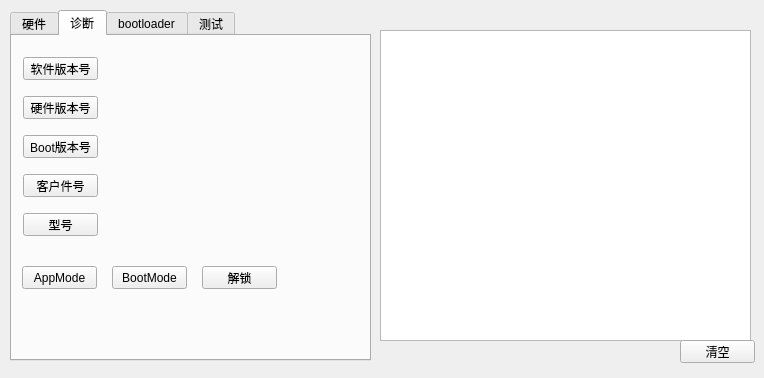
Qt form PLinBootloader.ui (sunbeam0529/PLinBootloader) before a commit.
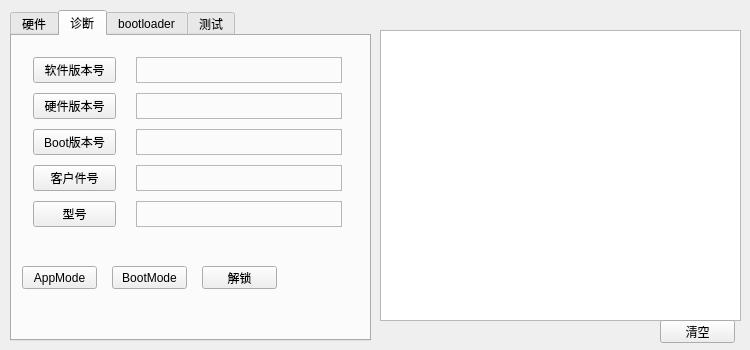
The same form after that commit. The open tabs and pages were chosen to show the change. Icons and pictures are not drawn.

The edit to the form file:
```diff
--- a/PLinBootloader.ui
+++ b/PLinBootloader.ui
@@ -6,10 +6,28 @@
    <rect>
     <x>0</x>
     <y>0</y>
-    <width>764</width>
-    <height>378</height>
+    <width>750</width>
+    <height>350</height>
    </rect>
   </property>
+  <property name="sizePolicy">
+   <sizepolicy hsizetype="Fixed" vsizetype="Fixed">
+    <horstretch>0</horstretch>
+    <verstretch>0</verstretch>
+   </sizepolicy>
+  </property>
+  <property name="minimumSize">
+   <size>
+    <width>750</width>
+    <height>350</height>
+   </size>
+  </property>
+  <property name="maximumSize">
+   <size>
+    <width>750</width>
+    <height>350</height>
+   </size>
+  </property>
   <property name="windowTitle">
    <string>PLinBootloader</string>
   </property>
@@ -27,7 +45,7 @@
       <x>10</x>
       <y>10</y>
       <width>361</width>
-      <height>351</height>
+      <height>331</height>
      </rect>
     </property>
     <property name="currentIndex">
@@ -162,209 +180,6 @@
      <attribute name="title">
       <string>诊断</string>
      </attribute>
-     <widget class="QPushButton" name="btnDID_ReadSW">
-      <property name="geometry">
-       <rect>
-        <x>11</x>
-        <y>21</y>
-        <width>75</width>
-        <height>23</height>
-       </rect>
-      </property>
-      <property name="text">
-       <string>软件版本号</string>
-      </property>
-     </widget>
-     <widget class="QPushButton" name="btnDID_ReadHW">
-      <property name="geometry">
-       <rect>
-        <x>11</x>
-        <y>60</y>
-        <width>75</width>
-        <height>23</height>
-       </rect>
-      </property>
-      <property name="text">
-       <string>硬件版本号</string>
-      </property>
-     </widget>
-     <widget class="QPushButton" name="btnDID_ReadModel">
-      <property name="geometry">
-       <rect>
-        <x>11</x>
-        <y>177</y>
-        <width>75</width>
-        <height>23</height>
-       </rect>
-      </property>
-      <property name="text">
-       <string>型号</string>
-      </property>
-     </widget>
-     <widget class="QPushButton" name="btnDID_ReadPartnum">
-      <property name="geometry">
-       <rect>
-        <x>11</x>
-        <y>138</y>
-        <width>75</width>
-        <height>23</height>
-       </rect>
-      </property>
-      <property name="text">
-       <string>客户件号</string>
-      </property>
-     </widget>
-     <widget class="QLabel" name="lbl_DIDSW">
-      <property name="geometry">
-       <rect>
-        <x>92</x>
-        <y>21</y>
-        <width>171</width>
-        <height>21</height>
-       </rect>
-      </property>
-      <property name="sizePolicy">
-       <sizepolicy hsizetype="Preferred" vsizetype="Preferred">
-        <horstretch>0</horstretch>
-        <verstretch>0</verstretch>
-       </sizepolicy>
-      </property>
-      <property name="font">
-       <font>
-        <family>微软雅黑</family>
-        <pointsize>12</pointsize>
-        <weight>50</weight>
-        <bold>false</bold>
-       </font>
-      </property>
-      <property name="styleSheet">
-       <string notr="true">border-color: rgb(111, 111, 111);</string>
-      </property>
-      <property name="text">
-       <string/>
-      </property>
-     </widget>
-     <widget class="QLabel" name="lbl_DIDHW">
-      <property name="geometry">
-       <rect>
-        <x>92</x>
-        <y>60</y>
-        <width>171</width>
-        <height>21</height>
-       </rect>
-      </property>
-      <property name="sizePolicy">
-       <sizepolicy hsizetype="Preferred" vsizetype="Preferred">
-        <horstretch>0</horstretch>
-        <verstretch>0</verstretch>
-       </sizepolicy>
-      </property>
-      <property name="font">
-       <font>
-        <family>微软雅黑</family>
-        <pointsize>12</pointsize>
-        <weight>50</weight>
-        <bold>false</bold>
-       </font>
-      </property>
-      <property name="text">
-       <string/>
-      </property>
-     </widget>
-     <widget class="QLabel" name="lbl_DIDMODEL">
-      <property name="geometry">
-       <rect>
-        <x>92</x>
-        <y>177</y>
-        <width>171</width>
-        <height>21</height>
-       </rect>
-      </property>
-      <property name="sizePolicy">
-       <sizepolicy hsizetype="Preferred" vsizetype="Preferred">
-        <horstretch>0</horstretch>
-        <verstretch>0</verstretch>
-       </sizepolicy>
-      </property>
-      <property name="font">
-       <font>
-        <family>微软雅黑</family>
-        <pointsize>12</pointsize>
-        <weight>50</weight>
-        <bold>false</bold>
-       </font>
-      </property>
-      <property name="text">
-       <string/>
-      </property>
-     </widget>
-     <widget class="QLabel" name="lbl_DIDPART">
-      <property name="geometry">
-       <rect>
-        <x>92</x>
-        <y>138</y>
-        <width>171</width>
-        <height>21</height>
-       </rect>
-      </property>
-      <property name="sizePolicy">
-       <sizepolicy hsizetype="Preferred" vsizetype="Preferred">
-        <horstretch>0</horstretch>
-        <verstretch>0</verstretch>
-       </sizepolicy>
-      </property>
-      <property name="font">
-       <font>
-        <family>微软雅黑</family>
-        <pointsize>12</pointsize>
-        <weight>50</weight>
-        <bold>false</bold>
-       </font>
-      </property>
-      <property name="text">
-       <string/>
-      </property>
-     </widget>
-     <widget class="QPushButton" name="btnDID_ReadBoot">
-      <property name="geometry">
-       <rect>
-        <x>11</x>
-        <y>99</y>
-        <width>75</width>
-        <height>23</height>
-       </rect>
-      </property>
-      <property name="text">
-       <string>Boot版本号</string>
-      </property>
-     </widget>
-     <widget class="QLabel" name="lbl_DIDBOOT">
-      <property name="geometry">
-       <rect>
-        <x>92</x>
-        <y>99</y>
-        <width>171</width>
-        <height>21</height>
-       </rect>
-      </property>
-      <property name="sizePolicy">
-       <sizepolicy hsizetype="Preferred" vsizetype="Preferred">
-        <horstretch>0</horstretch>
-        <verstretch>0</verstretch>
-       </sizepolicy>
-      </property>
-      <property name="font">
-       <font>
-        <family>微软雅黑</family>
-        <pointsize>12</pointsize>
-        <weight>50</weight>
-        <bold>false</bold>
-       </font>
-      </property>
-      <property name="text">
-       <string/>
-      </property>
-     </widget>
      <widget class="QPushButton" name="btn_BootMode">
       <property name="geometry">
        <rect>
@@ -404,6 +219,185 @@
        <string>解锁</string>
       </property>
      </widget>
+     <widget class="QWidget" name="layoutWidget">
+      <property name="geometry">
+       <rect>
+        <x>10</x>
+        <y>10</y>
+        <width>331</width>
+        <height>197</height>
+       </rect>
+      </property>
+      <layout class="QGridLayout" name="gridLayout_3" columnstretch="2,5">
+       <property name="horizontalSpacing">
+        <number>20</number>
+       </property>
+       <property name="verticalSpacing">
+        <number>10</number>
+       </property>
+       <item row="0" column="0">
+        <widget class="QPushButton" name="btnDID_ReadSW">
+         <property name="text">
+          <string>软件版本号</string>
+         </property>
+        </widget>
+       </item>
+       <item row="2" column="0">
+        <widget class="QPushButton" name="btnDID_ReadBoot">
+         <property name="text">
+          <string>Boot版本号</string>
+         </property>
+        </widget>
+       </item>
+       <item row="1" column="0">
+        <widget class="QPushButton" name="btnDID_ReadHW">
+         <property name="text">
+          <string>硬件版本号</string>
+         </property>
+        </widget>
+       </item>
+       <item row="1" column="1">
+        <widget class="QLabel" name="lbl_DIDHW">
+         <property name="sizePolicy">
+          <sizepolicy hsizetype="Preferred" vsizetype="Preferred">
+           <horstretch>0</horstretch>
+           <verstretch>0</verstretch>
+          </sizepolicy>
+         </property>
+         <property name="font">
+          <font>
+           <family>微软雅黑</family>
+           <pointsize>12</pointsize>
+           <weight>50</weight>
+           <bold>false</bold>
+          </font>
+         </property>
+         <property name="frameShape">
+          <enum>QFrame::StyledPanel</enum>
+         </property>
+         <property name="text">
+          <string/>
+         </property>
+        </widget>
+       </item>
+       <item row="3" column="1">
+        <widget class="QLabel" name="lbl_DIDPART">
+         <property name="sizePolicy">
+          <sizepolicy hsizetype="Preferred" vsizetype="Preferred">
+           <horstretch>0</horstretch>
+           <verstretch>0</verstretch>
+          </sizepolicy>
+         </property>
+         <property name="font">
+          <font>
+           <family>微软雅黑</family>
+           <pointsize>12</pointsize>
+           <weight>50</weight>
+           <bold>false</bold>
+          </font>
+         </property>
+         <property name="frameShape">
+          <enum>QFrame::StyledPanel</enum>
+         </property>
+         <property name="text">
+          <string/>
+         </property>
+        </widget>
+       </item>
+       <item row="0" column="1">
+        <widget class="QLabel" name="lbl_DIDSW">
+         <property name="sizePolicy">
+          <sizepolicy hsizetype="Preferred" vsizetype="Preferred">
+           <horstretch>0</horstretch>
+           <verstretch>0</verstretch>
+          </sizepolicy>
+         </property>
+         <property name="font">
+          <font>
+           <family>微软雅黑</family>
+           <pointsize>12</pointsize>
+           <weight>50</weight>
+           <bold>false</bold>
+          </font>
+         </property>
+         <property name="styleSheet">
+          <string notr="true">border-color: rgb(111, 111, 111);</string>
+         </property>
+         <property name="frameShape">
+          <enum>QFrame::StyledPanel</enum>
+         </property>
+         <property name="frameShadow">
+          <enum>QFrame::Plain</enum>
+         </property>
+         <property name="text">
+          <string/>
+         </property>
+        </widget>
+       </item>
+       <item row="2" column="1">
+        <widget class="QLabel" name="lbl_DIDBOOT">
+         <property name="sizePolicy">
+          <sizepolicy hsizetype="Preferred" vsizetype="Preferred">
+           <horstretch>0</horstretch>
+           <verstretch>0</verstretch>
+          </sizepolicy>
+         </property>
+         <property name="font">
+          <font>
+           <family>微软雅黑</family>
+           <pointsize>12</pointsize>
+           <weight>50</weight>
+           <bold>false</bold>
+          </font>
+         </property>
+         <property name="frameShape">
+          <enum>QFrame::StyledPanel</enum>
+         </property>
+         <property name="text">
+          <string/>
+         </property>
+        </widget>
+       </item>
+       <item row="4" column="0">
+        <widget class="QPushButton" name="btnDID_ReadModel">
+         <property name="text">
+          <string>型号</string>
+         </property>
+        </widget>
+       </item>
+       <item row="3" column="0">
+        <widget class="QPushButton" name="btnDID_ReadPartnum">
+         <property name="text">
+          <string>客户件号</string>
+         </property>
+        </widget>
+       </item>
+       <item row="4" column="1">
+        <widget class="QLabel" name="lbl_DIDMODEL">
+         <property name="sizePolicy">
+          <sizepolicy hsizetype="Preferred" vsizetype="Preferred">
+           <horstretch>0</horstretch>
+           <verstretch>0</verstretch>
+          </sizepolicy>
+         </property>
+         <property name="font">
+          <font>
+           <family>微软雅黑</family>
+           <pointsize>12</pointsize>
+           <weight>50</weight>
+           <bold>false</bold>
+          </font>
+         </property>
+         <property name="frameShape">
+          <enum>QFrame::StyledPanel</enum>
+         </property>
+         <property name="text">
+          <string/>
+         </property>
+        </widget>
+       </item>
+      </layout>
+     </widget>
     </widget>
     <widget class="QWidget" name="tab_3">
      <attribute name="title">
@@ -720,16 +714,16 @@
      <rect>
       <x>380</x>
       <y>30</y>
-      <width>371</width>
-      <height>311</height>
+      <width>361</width>
+      <height>291</height>
      </rect>
     </property>
    </widget>
    <widget class="QPushButton" name="btnClear">
     <property name="geometry">
      <rect>
-      <x>680</x>
-      <y>340</y>
+      <x>660</x>
+      <y>320</y>
       <width>75</width>
       <height>23</height>
      </rect>
```
Left out of the diff: 31 changed lines with no effect on the pictures.
